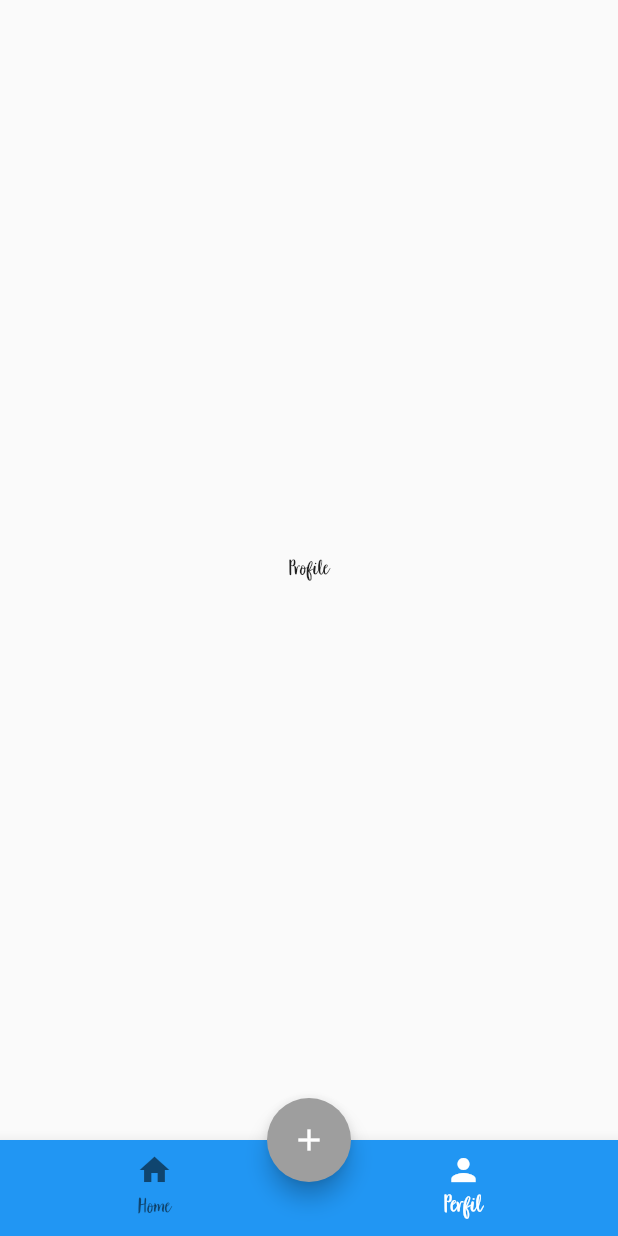
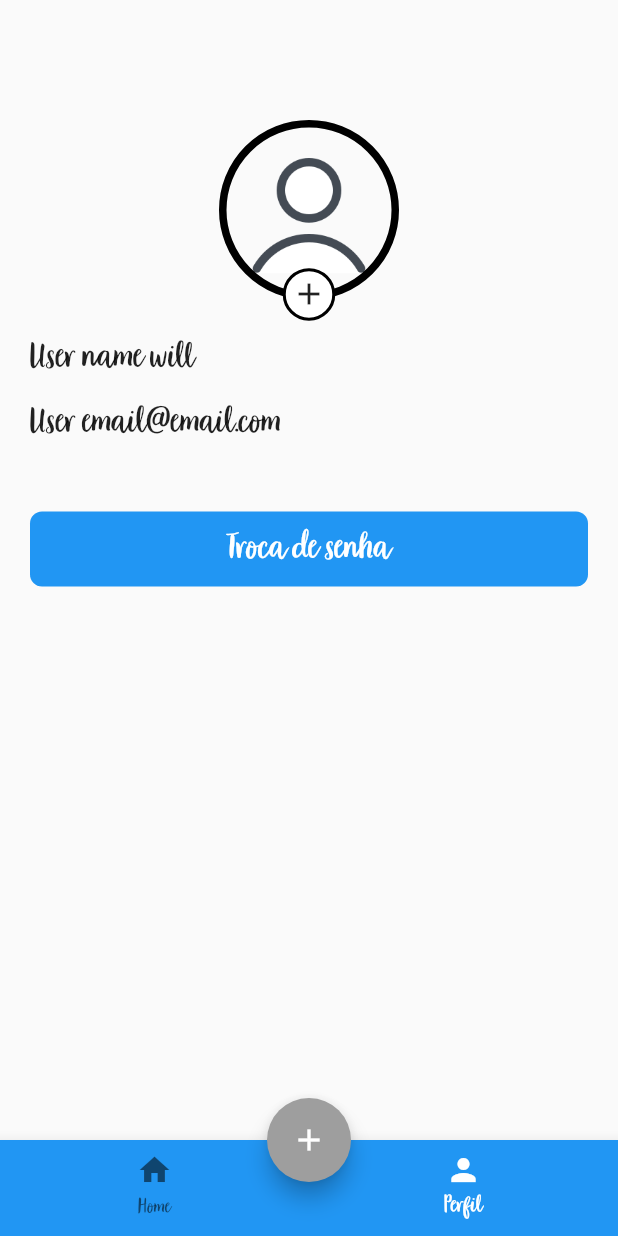
Before and after one commit to TiagoAndreAlmeida/Task-Note-App, a Flutter app: the BottomBar screen opened directly, item 2 of the bottom bar chosen, on a phone screen of 412 x 824 dp. Run offline on Flutter 3.47's test engine with Material 2 defaults, Android fonts, the phone set to English and light mode, and no system bars; our stand-ins replace flutter_calendar_carousel.

Commit message:
profile page

```diff
--- a/lib/pages/profile.page.dart
+++ b/lib/pages/profile.page.dart
@@ -9,7 +9,93 @@ class _ProfilePageState extends State<ProfilePage> {
   @override
   Widget build(BuildContext context) {
     return Container(
-      child: Center(child: Text("Profile"),),
-    );
+      padding: EdgeInsets.only(left: 20, right: 20),
+      child: Column(
+      // mainAxisSize: MainAxisSize.max,
+      children: <Widget>[
+        SizedBox(height: 80,),
+        Container(
+          // width: 20,
+          height: 120,
+          alignment: Alignment(0.0, 1.5),
+          decoration: BoxDecoration(
+            shape: BoxShape.circle,
+            image: DecorationImage(
+              image: AssetImage('assets/person.png'),
+              fit: BoxFit.contain,
+            ),
+            border: Border.all(
+              width: 5,
+            ),
+          ),
+          child: Container(
+            height: 35,
+            width: 35,
+            decoration: BoxDecoration(
+              color: Colors.white,
+              border: Border.all(
+                width: 2
+              ),
+              borderRadius: BorderRadius.all(
+                Radius.circular(50)
+              )
+            ),
+            child: SizedBox.expand(
+              child: FlatButton(
+                  padding: EdgeInsets.all(0),
+                  child: Icon(
+                    Icons.add,
+                  ),
+                  shape: RoundedRectangleBorder(
+                    borderRadius: BorderRadius.circular(10)
+                  ),
+                  onPressed: () => {},
+                )
+              ),
+            ),
+        ),
+        SizedBox(height: 20,),
+        SizedBox(
+          width: double.infinity,
+          child: Text(
+            "User name will",
+            textAlign: TextAlign.start,
+            style: TextStyle(
+              fontSize: 25,
+            ),
+          )
+        ),
+        SizedBox(height: 5,),
+        SizedBox(
+          width: double.infinity,
+          child: Text(
+            "User email@email.com",
+            textAlign: TextAlign.start,
+            style: TextStyle(
+              fontSize: 25,
+            ),
+          )
+        ),
+        SizedBox(height: 40,),
+        FlatButton(
+          shape: RoundedRectangleBorder(
+            borderRadius: BorderRadius.circular(8)
+          ),
+          padding: EdgeInsets.all(6),
+          color: Colors.blue,
+          child: SizedBox(
+            width: double.infinity,
+            child: Text(
+              "Troca de senha",
+              textAlign: TextAlign.center,
+              style: TextStyle(
+                fontSize: 25,
+                color: Colors.white,
+              ),
+            )),
+          onPressed: () => print("OK")
+        ),
+      ],
+    ));
   }
 }
```
